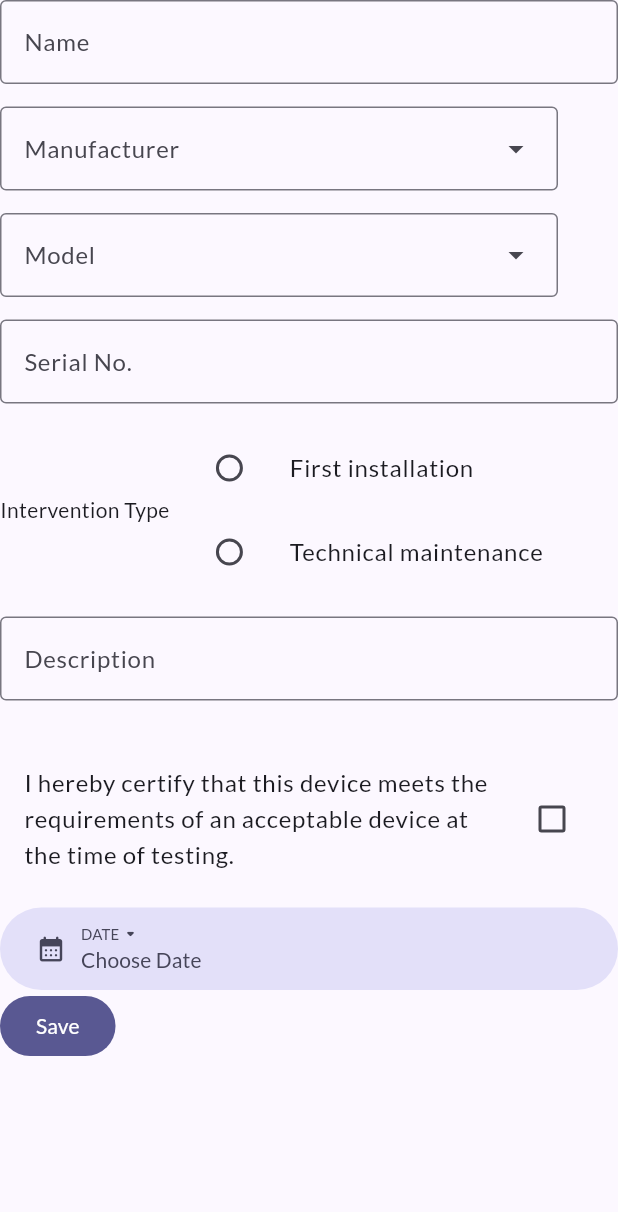
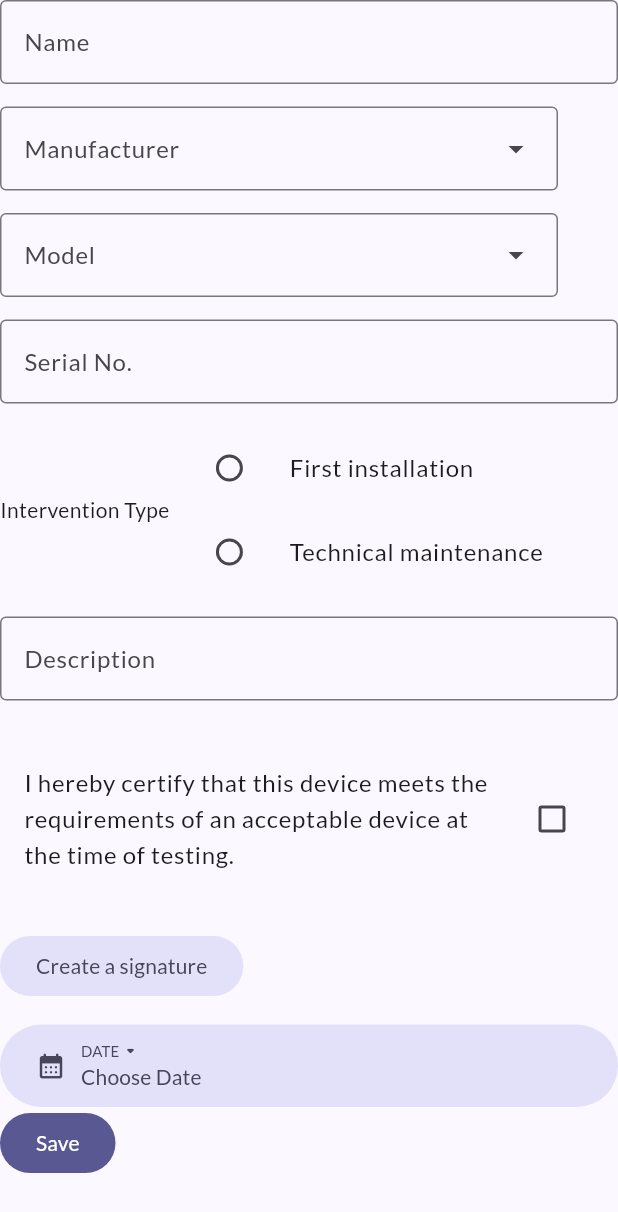
Before and after one commit to alvinpanerio/field-service, a Flutter app: the FieldsWidget widget shown alone on an empty page, opened directly with empty values, on a phone screen of 412 x 824 dp. Shown: the top 1212 px of the screen. Run offline on Flutter 3.47's test engine with Material 2 defaults, Android fonts, the phone set to English and light mode, and no system bars; our stand-ins replace basic_utils, bloc, dio, equatable, flutter_bloc, flutter_dotenv and 2 more; missing offline and left inert: syncfusion_flutter_signaturepad.

Commit message:
[ADD/WIP] Add signature data using signature pad

```diff
--- a/field_service_client/lib/widgets/worksheet/fields_value.dart
+++ b/field_service_client/lib/widgets/worksheet/fields_value.dart
@@ -1,3 +1,7 @@
+import 'dart:collection';
+import 'dart:convert';
+import 'dart:typed_data';
+
 import 'package:basic_utils/basic_utils.dart';
 import 'package:flutter/material.dart';
 
@@ -29,8 +33,10 @@ class FieldsValue {
 
   String date = "";
 
+  String signature = "";
+
   void setControllers(name, manufacturer, model, serialNo, intervention,
-      description, isCheck, dateValue) {
+      description, isCheck, dateValue, signatureValue) {
     worksheetNameController.text = name == false ? "" : name.toString();
     worksheetManufacturer = manufacturer == false ? [0, ""] : manufacturer;
     worksheetModel = model == false ? [0, ""] : model;
@@ -41,6 +47,7 @@ class FieldsValue {
         description == false ? "" : description.toString();
     isChecked = isCheck;
     date = dateValue == false ? "" : dateValue;
+    signature = signatureValue == false ? "" : signatureValue;
   }
 
   String convertInterventionTypeType(String value) {
--- a/field_service_client/lib/widgets/worksheet/fields_widget.dart
+++ b/field_service_client/lib/widgets/worksheet/fields_widget.dart
@@ -1,7 +1,13 @@
+import 'dart:convert';
+import 'dart:typed_data';
+import 'dart:ui' as ui;
+
 import 'package:field_service_client/utils/api_provider.dart';
 import 'package:flutter/material.dart';
 import 'package:flutter_bloc/flutter_bloc.dart';
+import 'package:go_router/go_router.dart';
 import 'package:intl/intl.dart';
+import 'package:syncfusion_flutter_signaturepad/signaturepad.dart';
 
 import '../../bloc/odoo_models/odoo_models_bloc.dart';
 import 'fields_value.dart';
@@ -19,6 +25,7 @@ class FieldsWidget extends StatefulWidget {
       required this.interventionType,
       required this.isChecked,
       required this.date,
+      required this.signature,
       Key? key})
       : super(key: key);
 
@@ -37,6 +44,8 @@ class FieldsWidget extends StatefulWidget {
 
   String date;
 
+  String signature;
+
   @override
   State<FieldsWidget> createState() => _FieldsWidgetState();
 }
@@ -52,6 +61,8 @@ class _FieldsWidgetState extends State<FieldsWidget> {
 
   TextEditingController manufacturerController = TextEditingController();
   TextEditingController modelController = TextEditingController();
+
+  final GlobalKey<SfSignaturePadState> signatureGlobalKey = GlobalKey();
 
   @override
   void initState() {
@@ -81,7 +92,20 @@ class _FieldsWidgetState extends State<FieldsWidget> {
     setState(() {
       widget.date = DateFormat('yyyy-MM-dd').format(response!);
     });
-    print(widget.date);
+  }
+
+  Uint8List _convertBase64Image(String base64String) {
+    return const Base64Decoder().convert(base64String.split(',').last);
+  }
+
+  void _saveSignature() async {
+    final data =
+        await signatureGlobalKey.currentState!.toImage(pixelRatio: 3.0);
+    final bytes = await data.toByteData(format: ui.ImageByteFormat.png);
+
+    setState(() {
+      widget.signature = base64.encode(bytes!.buffer.asUint8List()).toString();
+    });
   }
 
   void createWorksheetInformation() async {
@@ -254,6 +278,66 @@ class _FieldsWidgetState extends State<FieldsWidget> {
               const SizedBox(
                 height: 15,
               ),
+              Column(
+                children: [
+                  widget.signature.isNotEmpty
+                      ? Image.memory(
+                          _convertBase64Image(widget.signature.toString()),
+                          gaplessPlayback: true,
+                        )
+                      : const SizedBox.shrink(),
+                  const SizedBox(
+                    height: 15,
+                  ),
+                  widget.signature.isNotEmpty
+                      ? FilledButton.tonal(
+                          onPressed: () => showDialog<String>(
+                                context: context,
+                                builder: (BuildContext context) => AlertDialog(
+                                  title: const Text('Change Signature'),
+                                  content: SizedBox(
+                                    height: 310,
+                                    child: Column(
+                                      children: [
+                                        const Text(
+                                            "Please draw your signature on the space provided!"),
+                                        const SizedBox(
+                                          height: 15,
+                                        ),
+                                        SfSignaturePad(
+                                          key: signatureGlobalKey,
+                                          backgroundColor: Colors.white,
+                                          strokeColor: Colors.black,
+                                          minimumStrokeWidth: 1.0,
+                                          maximumStrokeWidth: 4.0,
+                                        ),
+                                      ],
+                                    ),
+                                  ),
+                                  actions: <Widget>[
+                                    TextButton(
+                                      onPressed: () => context.pop(),
+                                      child: const Text('Cancel'),
+                                    ),
+                                    TextButton(
+                                      onPressed: () async {
+                                        _saveSignature();
+                                        context.pop();
+                                      },
+                                      child: const Text('Save'),
+                                    ),
+                                  ],
+                                ),
+                              ),
+                          child: const Text("Change signature"))
+                      : FilledButton.tonal(
+                          onPressed: () {},
+                          child: const Text("Create a signature")),
+                ],
+              ),
+              const SizedBox(
+                height: 15,
+              ),
               FilledButton.tonal(
                 onPressed: openCalendarPicker,
                 child: SizedBox(
@@ -303,6 +387,7 @@ class _FieldsWidgetState extends State<FieldsWidget> {
                   } else {
                     updateWorksheetInformation();
                   }
+                  context.pop();
                 },
                 child: const Text("Save"),
               )
--- a/field_service_client/lib/widgets/worksheet/floating_action_widget.dart
+++ b/field_service_client/lib/widgets/worksheet/floating_action_widget.dart
@@ -1,5 +1,3 @@
-import 'dart:convert';
-
 import 'package:field_service_client/bloc/odoo_models/odoo_models_bloc.dart';
 import 'package:field_service_client/utils/api_provider.dart';
 import 'package:field_service_client/widgets/worksheet/fields_value.dart';
@@ -105,6 +103,7 @@ class _FloatingActionWidgetState extends State<FloatingActionWidget> {
                                           fieldsValue.interventionType,
                                       isChecked: fieldsValue.isChecked,
                                       date: fieldsValue.date,
+                                      signature: fieldsValue.signature,
                                     )
                                   ],
                                 ),
@@ -118,7 +117,6 @@ class _FloatingActionWidgetState extends State<FloatingActionWidget> {
                                       shrinkWrap: true,
                                       itemCount: worksheet.length,
                                       itemBuilder: (v, i) {
-
                                         fieldsValue.setControllers(
                                           worksheet[i]["x_name"],
                                           worksheet[i]["x_manufacturer"],
@@ -128,6 +126,7 @@ class _FloatingActionWidgetState extends State<FloatingActionWidget> {
                                           worksheet[i]["x_description"],
                                           worksheet[i]["x_checkbox"],
                                           worksheet[i]["x_date"],
+                                          worksheet[i]["x_worker_signature"],
                                         );
                                         return FieldsWidget(
                                           isEmpty: worksheet.isEmpty,
@@ -147,6 +146,7 @@ class _FloatingActionWidgetState extends State<FloatingActionWidget> {
                                               fieldsValue.interventionType,
                                           isChecked: fieldsValue.isChecked,
                                           date: fieldsValue.date,
+                                          signature: fieldsValue.signature,
                                         );
                                       },
                                     ),
--- a/field_service_client/pubspec.yaml
+++ b/field_service_client/pubspec.yaml
@@ -16,6 +16,7 @@ dependencies:
   basic_utils: ^5.6.1
   google_fonts: ^5.1.0
   intl: ^0.18.1
+  syncfusion_flutter_signaturepad: ^22.2.8
 dev_dependencies:
   flutter_test:
     sdk: flutter
```
Also changed, not shown: field_service_client/pubspec.lock.
